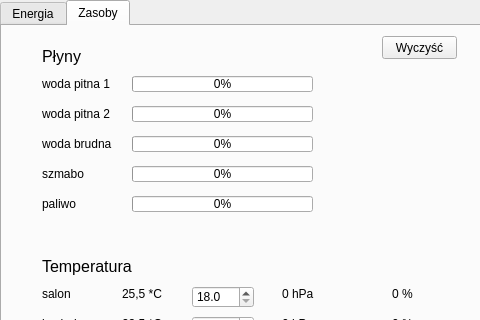
MateuszRosner/InteliHouse1.0, file InteliHouse.ui: the form before one commit; both pictures show x 0 to 480 and y 0 to 320 of the 1026 by 520 pixel window.
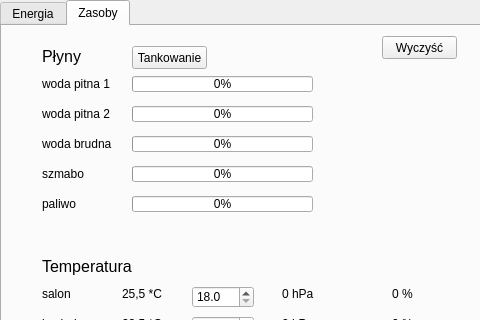
The form after the commit. Custom widgets are drawn as their Qt base class.

Commit message: tank button added

```diff
--- a/InteliHouse.ui
+++ b/InteliHouse.ui
@@ -1197,6 +1197,19 @@
        <string>Wyczyść</string>
       </property>
      </widget>
+     <widget class="QPushButton" name="ButtonTank">
+      <property name="geometry">
+       <rect>
+        <x>130</x>
+        <y>20</y>
+        <width>75</width>
+        <height>23</height>
+       </rect>
+      </property>
+      <property name="text">
+       <string>Tankowanie</string>
+      </property>
+     </widget>
     </widget>
    </widget>
   </widget>
```
The commit also changes 1 other file.
